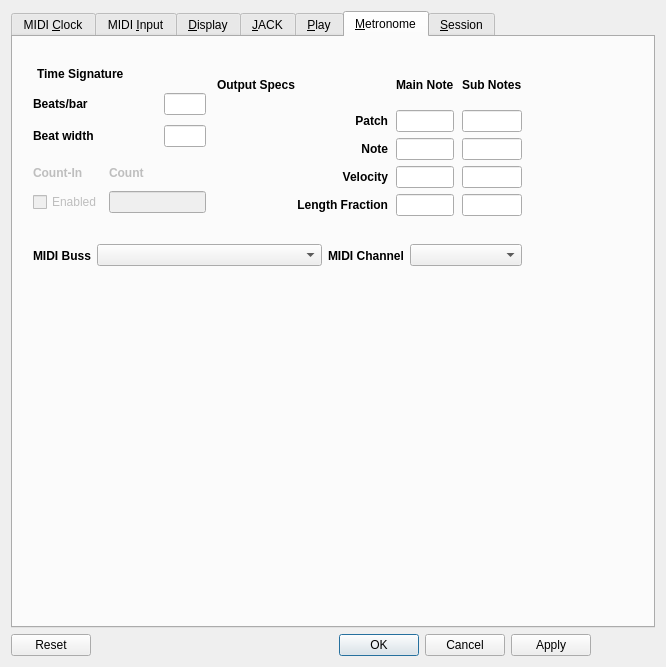
This is seq_qt5/forms/qseditoptions.ui in ahlstromcj/seq66 as Qt 5 draws it before an edit. The edited form follows.
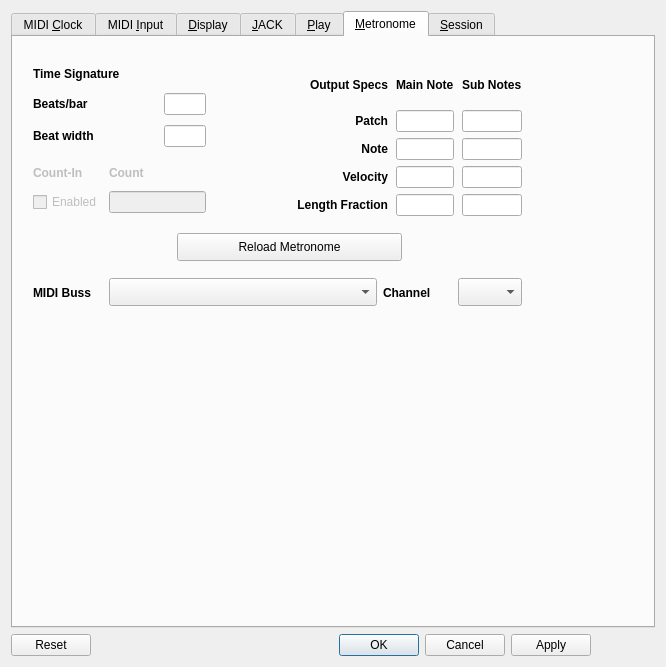
This is the edited form.

Commit message: Metronome feature and configuration essentially working now.

Patch:
```diff
--- a/seq_qt5/forms/qseditoptions.ui
+++ b/seq_qt5/forms/qseditoptions.ui
@@ -1720,7 +1720,7 @@
       <widget class="QLabel" name="label_metro_timesig">
        <property name="geometry">
         <rect>
-         <x>24</x>
+         <x>20</x>
          <y>28</y>
          <width>129</width>
          <height>17</height>
@@ -1736,7 +1736,7 @@
         <string>Time Signature</string>
        </property>
       </widget>
-      <widget class="QWidget" name="">
+      <widget class="QWidget" name="layoutWidgetMetroTimeSig">
        <property name="geometry">
         <rect>
          <x>204</x>
@@ -1760,6 +1760,9 @@
           <property name="text">
            <string>Output Specs</string>
           </property>
+          <property name="alignment">
+           <set>Qt::AlignRight|Qt::AlignTrailing|Qt::AlignVCenter</set>
+          </property>
          </widget>
         </item>
         <item row="0" column="1">
@@ -1878,13 +1881,13 @@
         </item>
        </layout>
       </widget>
-      <widget class="QWidget" name="">
+      <widget class="QWidget" name="layoutWidgetMetroValues">
        <property name="geometry">
         <rect>
          <x>20</x>
-         <y>204</y>
+         <y>240</y>
          <width>489</width>
-         <height>29</height>
+         <height>31</height>
         </rect>
        </property>
        <layout class="QHBoxLayout" name="horizontalLayout" stretch="1,4,1,2">
@@ -1902,7 +1905,20 @@
          </widget>
         </item>
         <item>
-         <widget class="QComboBox" name="comboBoxMetroMidiBus"/>
+         <widget class="QComboBox" name="combobox_metro_buss">
+          <property name="minimumSize">
+           <size>
+            <width>266</width>
+            <height>28</height>
+           </size>
+          </property>
+          <property name="maximumSize">
+           <size>
+            <width>268</width>
+            <height>28</height>
+           </size>
+          </property>
+         </widget>
         </item>
         <item>
          <widget class="QLabel" name="label_metro_channel">
@@ -1913,16 +1929,29 @@
            </font>
           </property>
           <property name="text">
-           <string>MIDI Channel</string>
+           <string>Channel</string>
           </property>
          </widget>
         </item>
         <item>
-         <widget class="QComboBox" name="comboBoxMetroMidiChannel"/>
+         <widget class="QComboBox" name="combobox_metro_channel">
+          <property name="minimumSize">
+           <size>
+            <width>64</width>
+            <height>28</height>
+           </size>
+          </property>
+          <property name="maximumSize">
+           <size>
+            <width>64</width>
+            <height>28</height>
+           </size>
+          </property>
+         </widget>
         </item>
        </layout>
       </widget>
-      <widget class="QWidget" name="">
+      <widget class="QWidget" name="layoutWidgetMetroChannel">
        <property name="geometry">
         <rect>
          <x>20</x>
@@ -1966,7 +1995,7 @@
         </item>
        </layout>
       </widget>
-      <widget class="QWidget" name="">
+      <widget class="QWidget" name="layoutWidgetMetroBW">
        <property name="geometry">
         <rect>
          <x>20</x>
@@ -2027,6 +2056,25 @@
         </item>
        </layout>
       </widget>
+      <widget class="QPushButton" name="button_metro_reload">
+       <property name="geometry">
+        <rect>
+         <x>164</x>
+         <y>196</y>
+         <width>225</width>
+         <height>28</height>
+        </rect>
+       </property>
+       <property name="minimumSize">
+        <size>
+         <width>225</width>
+         <height>28</height>
+        </size>
+       </property>
+       <property name="text">
+        <string>Reload Metronome</string>
+       </property>
+      </widget>
      </widget>
      <widget class="QWidget" name="tabSession">
       <attribute name="title">
```
Left out of the diff: 26 changed lines with no effect on the pictures. The commit also changes 7 other files.
